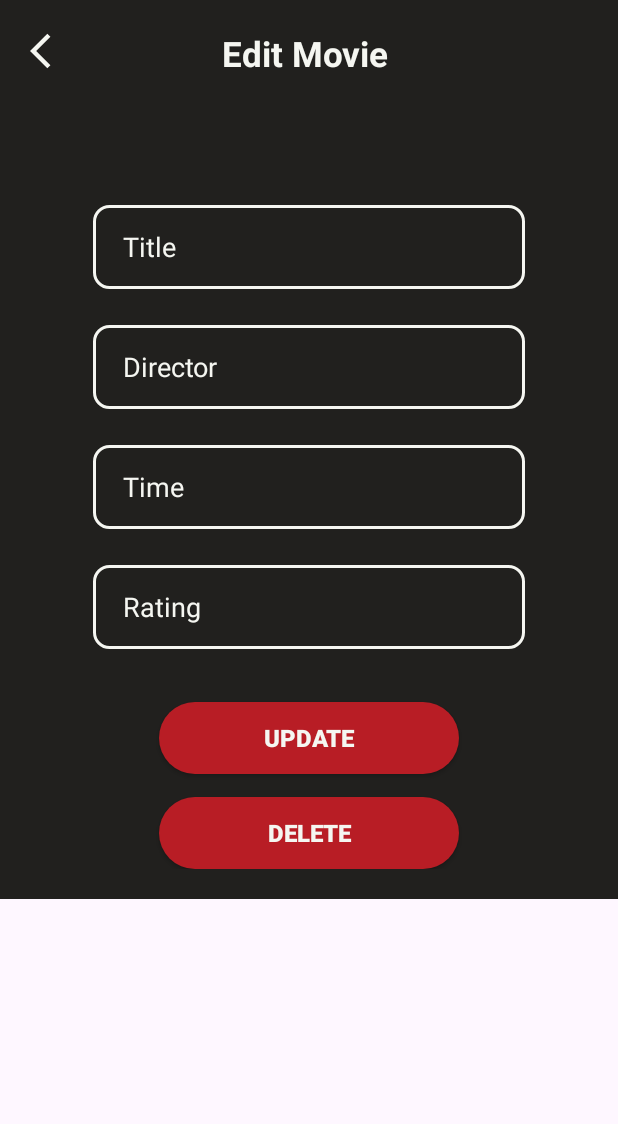
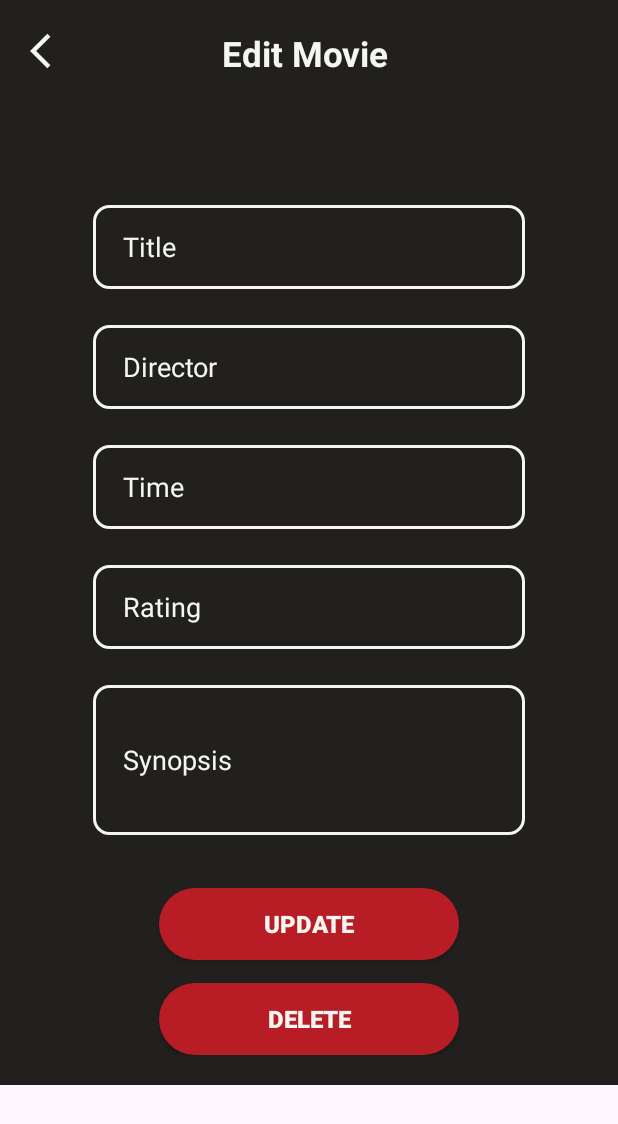
Before and after one commit to mazalea/UAS_PPAPB, an Android app: the EditMovieActivity screen opened directly, with no data from a screen before it, after a tap on "UPDATE", on a phone screen of 412 x 824 dp. Shown: the top 1124 px of the screen. Run offline under Robolectric (Android 15) with nearby library versions, the light colour scheme and no system bars; our stand-ins replace Firebase (no records; nobody signed in at launch, a user with empty details on screens opened directly); 1 statement that could not run was skipped.

Commit message:
synopsis

```diff
--- a/app/src/main/java/com/example/uas_ppapb/EditMovieActivity.kt
+++ b/app/src/main/java/com/example/uas_ppapb/EditMovieActivity.kt
@@ -50,11 +50,13 @@ class EditMovieActivity : AppCompatActivity() {
         val director = binding.edtEditDirector
         val time = binding.edtEditTime
         val rating = binding.edtEditRating
+        val synopsis = binding.edtEditSynopsis
 
         title.setText(intent.getStringExtra("title"))
         director.setText(intent.getStringExtra("director"))
         time.setText(intent.getStringExtra("time"))
-        rating.setText(intent.getStringExtra("rating"))
+        rating.setText(intent.getStringExtra("rate"))
+        synopsis.setText(intent.getStringExtra("synopsis"))
 
 
         backEditButton.setOnClickListener {
@@ -84,6 +86,7 @@ class EditMovieActivity : AppCompatActivity() {
         val updatedDirector = binding.edtEditDirector.text.toString()
         val updatedTime = binding.edtEditTime.text.toString()
         val updatedRating = binding.edtEditRating.text.toString()
+        val updatedSynopsis = binding.edtEditSynopsis.text.toString()
 
         databaseReference = FirebaseDatabase.getInstance().getReference("Movie")
 
@@ -106,6 +109,7 @@ class EditMovieActivity : AppCompatActivity() {
                             binding.edtEditDirector.text!!.clear()
                             binding.edtEditTime.text!!.clear()
                             binding.edtEditRating.text!!.clear()
+                            binding.edtEditSynopsis.text!!.clear()
                             startActivity(Intent(this, AdminDashboardActivity::class.java))
                             Toast.makeText(this, "Data Uploaded Successfully", Toast.LENGTH_SHORT).show()
                         }
@@ -124,7 +128,8 @@ class EditMovieActivity : AppCompatActivity() {
                 "title" to updatedTitle,
                 "director" to updatedDirector,
                 "time" to updatedTime,
-                "rate" to updatedRating
+                "rate" to updatedRating,
+                "synopsis" to updatedSynopsis
             )
 
             // Update the data with the new title
@@ -135,6 +140,7 @@ class EditMovieActivity : AppCompatActivity() {
                     binding.edtEditDirector.text!!.clear()
                     binding.edtEditTime.text!!.clear()
                     binding.edtEditRating.text!!.clear()
+                    binding.edtEditSynopsis.text!!.clear()
                     Toast.makeText(this, "Data Updated Successfully", Toast.LENGTH_SHORT).show()
                 }
                 .addOnFailureListener {
--- a/app/src/main/java/com/example/uas_ppapb/Movie.kt
+++ b/app/src/main/java/com/example/uas_ppapb/Movie.kt
@@ -9,9 +9,11 @@ data class Movie(
     val director: String = "",
     val time: String = "",
     val rate: String = "",
+    val synopsis: String = "",
     val imageUrl: String = ""
 ): Parcelable {
     constructor(parcel: Parcel) : this(
+        parcel.readString() ?: "",
         parcel.readString() ?: "",
         parcel.readString() ?: "",
         parcel.readString() ?: "",
@@ -24,6 +26,7 @@ data class Movie(
         parcel.writeString(director)
         parcel.writeString(time)
         parcel.writeString(rate)
+        parcel.writeString(synopsis)
         parcel.writeString(imageUrl)
     }
 
--- a/app/src/main/java/com/example/uas_ppapb/MovieAdapter.kt
+++ b/app/src/main/java/com/example/uas_ppapb/MovieAdapter.kt
@@ -49,12 +49,13 @@ class MovieAdapter (private val movieList: ArrayList<Movie>) :
             .into(holder.imgPiw)
 
         holder.itemView.setOnClickListener{
-            val intent = Intent(holder.itemView.context,EditMovieActivity::class.java)
+            val intent = Intent(holder.itemView.context, EditMovieActivity::class.java)
             intent.putExtra("title",movie.title)
             intent.putExtra("director",movie.director)
             intent.putExtra("time",movie.time)
             intent.putExtra("rate",movie.rate)
             intent.putExtra("imgId", movie.imageUrl)
+            intent.putExtra("synopsis",movie.synopsis)
             holder.itemView.context.startActivity(intent)
         }
     }
--- a/app/src/main/res/layout/activity_edit_movie.xml
+++ b/app/src/main/res/layout/activity_edit_movie.xml
@@ -85,6 +85,17 @@
             android:textColor="@color/primary_white"
             android:background="@drawable/input_field"/>
 
+        <EditText
+            android:id="@+id/edt_edit_synopsis"
+            android:layout_width="288dp"
+            android:layout_height="100dp"
+            android:layout_marginTop="24dp"
+            android:paddingLeft="20dp"
+            android:hint="Synopsis"
+            android:textColorHint="@color/primary_white"
+            android:textColor="@color/primary_white"
+            android:background="@drawable/input_field"/>
+
         <androidx.appcompat.widget.AppCompatButton
             android:id="@+id/btn_update"
             android:layout_width="200dp"
```
Also changed, not shown: app/src/main/java/com/example/uas_ppapb/AddMovieActivity.kt (+4 -3 lines), app/src/main/res/layout/activity_add_movie.xml (+12 -1 lines).
